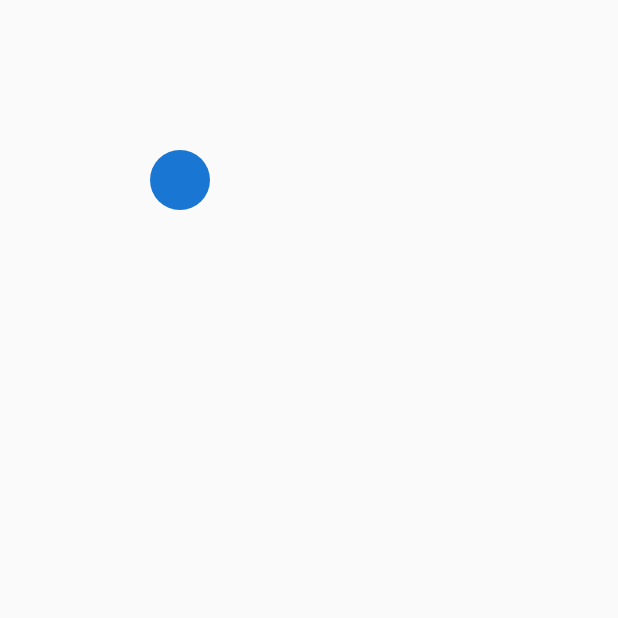
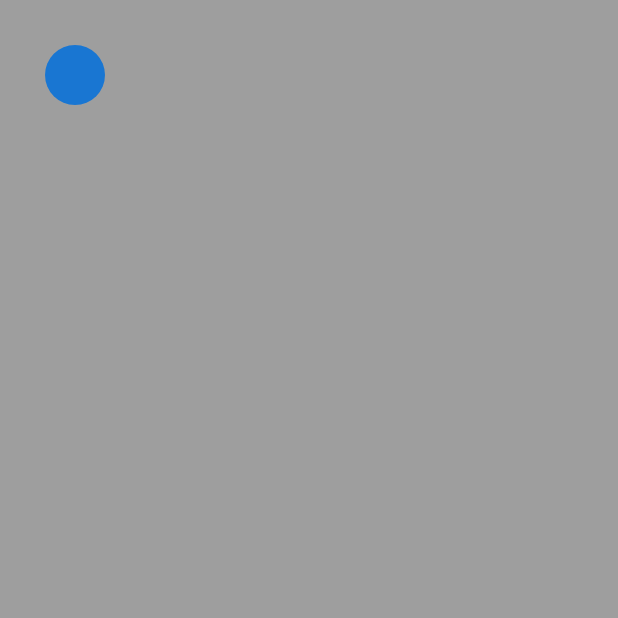
Before and after one commit to wogks/sensor-practice, a Flutter app: the screen it shows after launch, on a phone screen of 412 x 824 dp, the top half of it. Run offline on Flutter 3.47's test engine with Material 2 defaults, Android fonts, the light colour scheme and no system bars; our stand-ins replace sensors_plus.

```diff
--- a/lib/mainpage.dart
+++ b/lib/mainpage.dart
@@ -9,15 +9,25 @@ class MainPage extends StatefulWidget {
 }
 
 class _MainPageState extends State<MainPage> {
-  double dx = 100;
-  double dy = 100;
+  double dx = 30;
+  double dy = 30;
   @override
   Widget build(BuildContext context) {
+    final width = MediaQuery.of(context).size.width;
+    final height = MediaQuery.of(context).size.height;
     return Scaffold(
-      body: StreamBuilder<AccelerometerEvent>(
+      body: Stack(
+        clipBehavior: Clip.none,
+        children: [
+          Container(
+            color: Colors.grey,
+            height: height,
+            width: width,
+          ),
+          StreamBuilder<AccelerometerEvent>(
             stream: SensorsPlatform.instance.accelerometerEvents,
             builder: (_, snapshot) {
-          if(snapshot.hasData) {
+              if (snapshot.hasData) {
                 dx = dx + snapshot.data!.y;
                 dy = dy + snapshot.data!.x;
               }
@@ -28,7 +38,9 @@ class _MainPageState extends State<MainPage> {
                 ),
               );
             },
-      )
+          ),
+        ],
+      ),
     );
   }
 }
```
Lines whose indentation alone changed are shown as unchanged.
